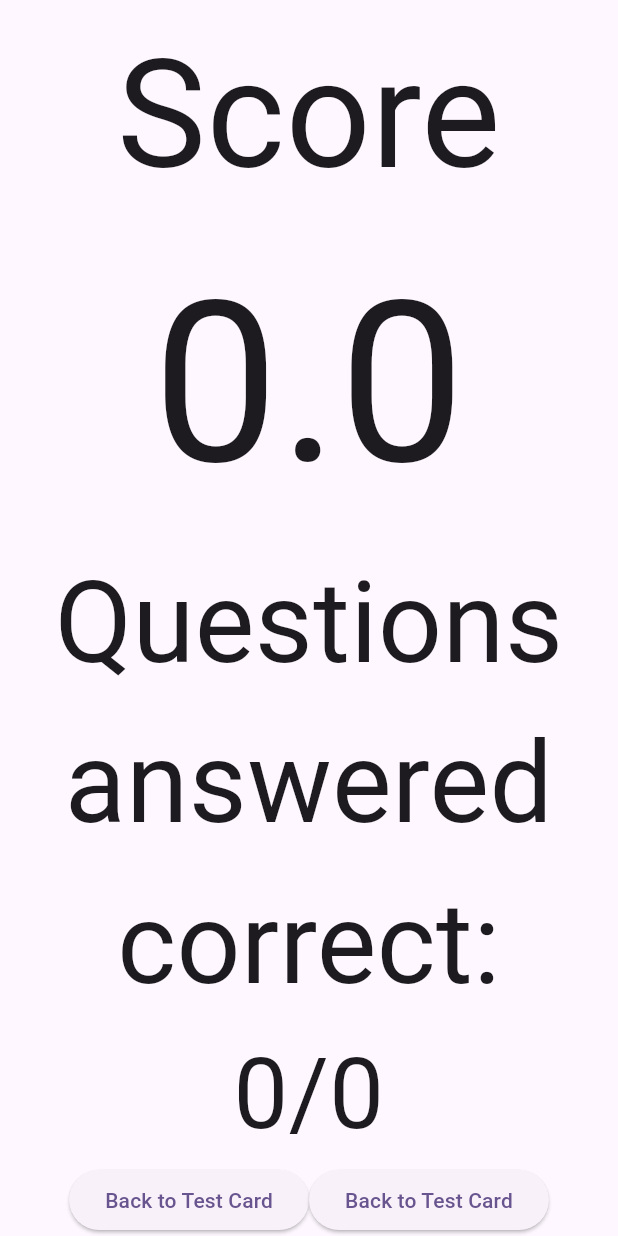
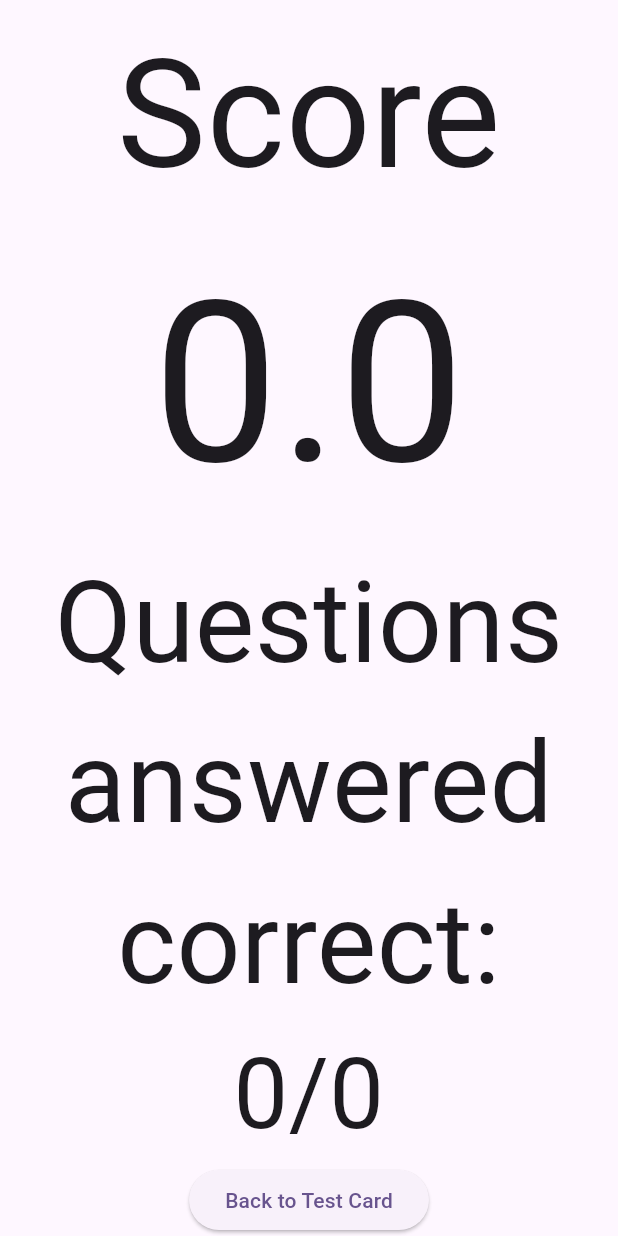
Before and after one commit to GABETROLL/HootHub, a Flutter app: the TestSoloResults widget shown alone on an empty page, opened directly with empty values, scrolled down 138 dp, on a phone screen of 412 x 824 dp. Run offline on Flutter 3.47's test engine with Material 3 defaults, Android fonts, the phone set to English and light mode, and no system bars; our stand-ins replace cloud_firestore, firebase_auth, firebase_core, firebase_storage, image_picker, timer_count_down; accounts and stored records are empty.

Commit message:
Remove second button in test results screen

```diff
--- a/hoothub/lib/screens/play_test_solo/test_results.dart
+++ b/hoothub/lib/screens/play_test_solo/test_results.dart
@@ -44,12 +44,6 @@ class TestSoloResults extends StatelessWidget {
               },
               child: const Text('Back to Test Card'),
             ),
-            ElevatedButton(
-              onPressed: () {
-                Navigator.pop(context);
-              },
-              child: const Text('Back to Test Card'),
-            ),
           ],
         ),
       ],
```
